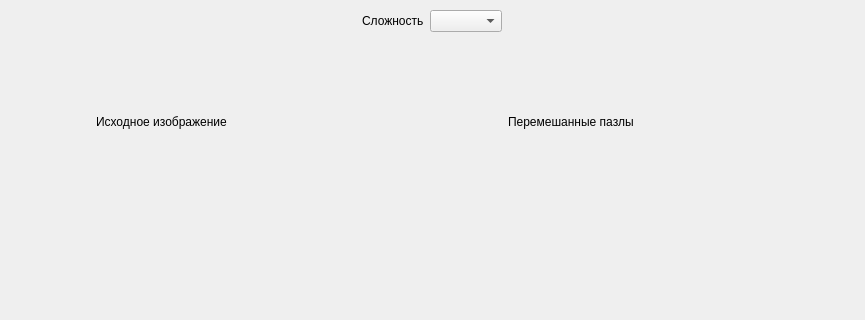
The window that puzzle/admin/create_game/create_game.ui (TaplierShiru/QtPuzzleGame) describes before a commit, drawn with Qt 5; both pictures show x 0 to 865 and y 0 to 320 of the 865 by 475 pixel window.
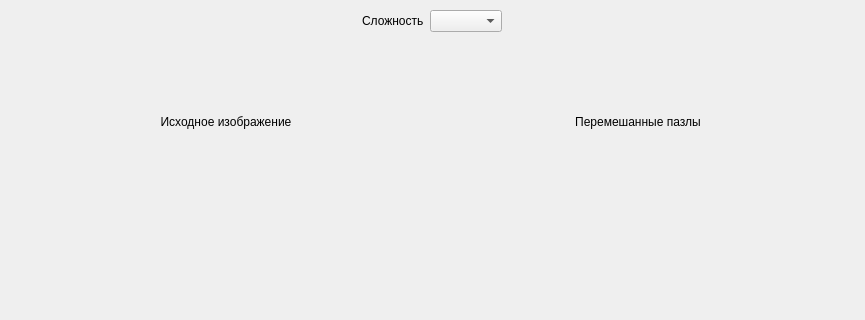
The same window after the commit.

Commit message: fix some issue with game and work with gallery

The edit to the form file:
```diff
--- a/puzzle/admin/create_game/create_game.ui
+++ b/puzzle/admin/create_game/create_game.ui
@@ -80,6 +80,9 @@
       <property name="text">
        <string>Перемешанные пазлы</string>
       </property>
+      <property name="alignment">
+       <set>Qt::AlignCenter</set>
+      </property>
      </widget>
     </item>
     <item row="5" column="0">
@@ -94,6 +97,9 @@
       <property name="text">
        <string>Исходное изображение</string>
       </property>
+      <property name="alignment">
+       <set>Qt::AlignCenter</set>
+      </property>
      </widget>
     </item>
     <item row="3" column="1">
```
The commit also changes 40 other files.
